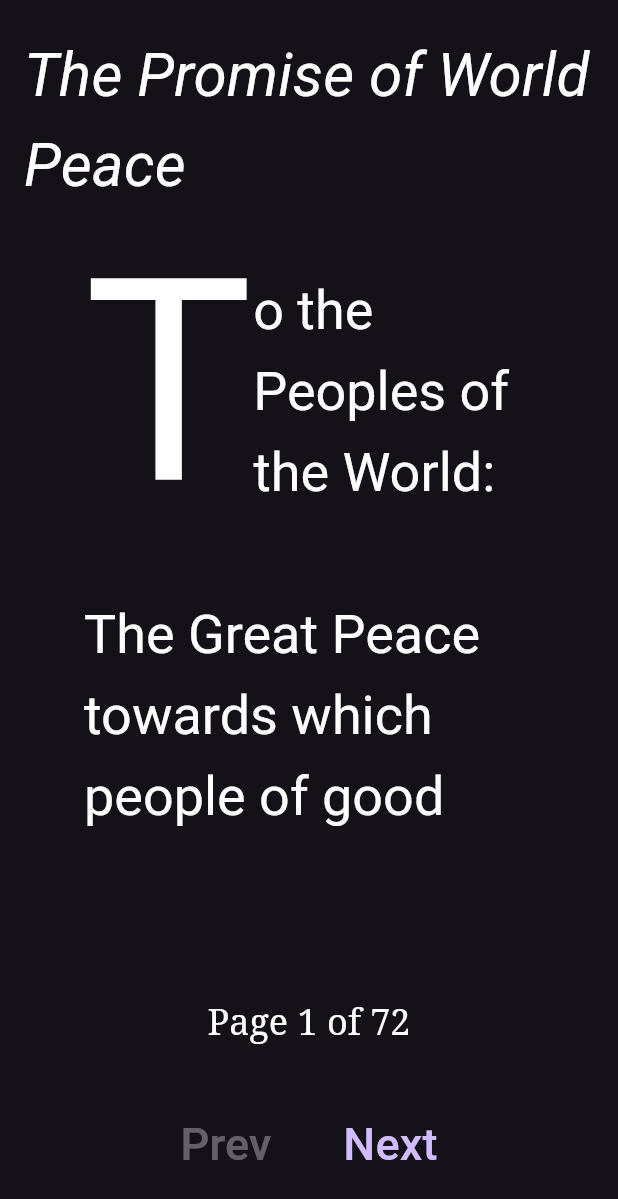
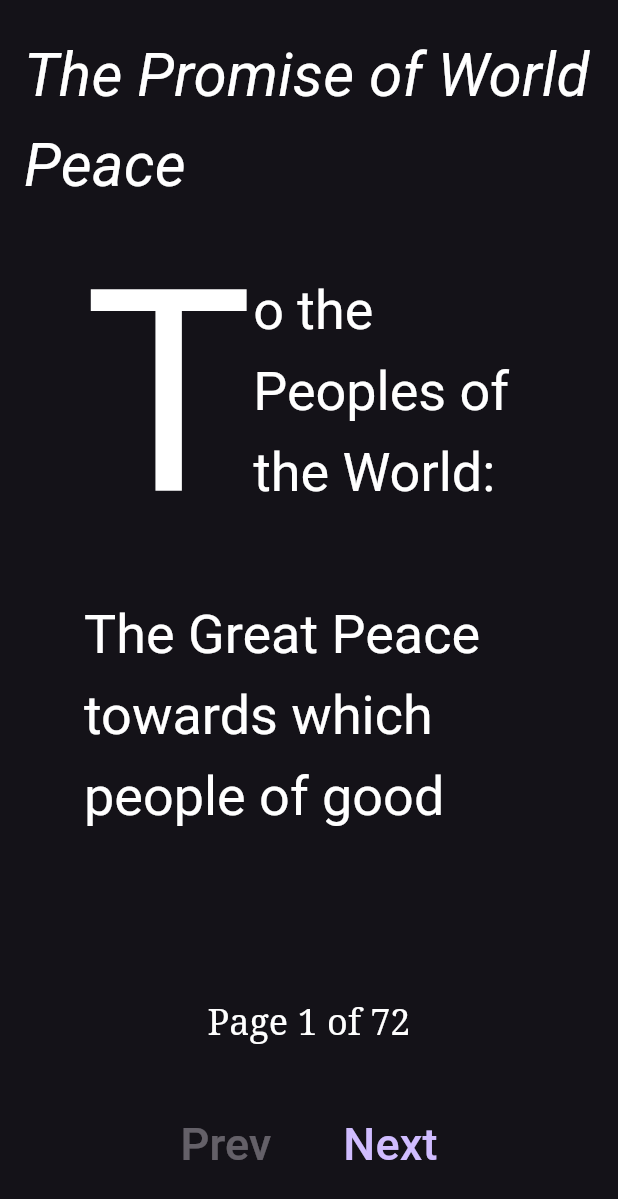
Before and after one commit to dra11y/paginated_text, a Flutter app: the screen it shows after launch, on a phone screen of 412 x 824 dp. Shown: the top 1199 px of the screen. Run offline on Flutter 3.47's test engine with Material 3 defaults, Android fonts, the phone set to English and light mode, and no system bars; our stand-ins replace google_fonts; Roboto replaces fonts that are missing (Bellefair).

Commit message:
v0.3.3 FIX: Apply `dropCapStyle` to drop cap, and fix alignment issues when `dropCapStyle` is specified.

```diff
--- a/lib/src/models/paginate_data.dart
+++ b/lib/src/models/paginate_data.dart
@@ -46,6 +46,9 @@ class PaginateData {
   /// The style, if different than `style`, for the drop cap.
   final TextStyle? dropCapStyle;
 
+  /// Extra padding to add around drop cap letter.
+  final EdgeInsets dropCapPadding;
+
   /// Attempts to split pages at the specified point.
   /// Falls back to the next lower `PageBreakType` if not found within `breakLines`
   /// of the last visible line of the page.
@@ -79,6 +82,7 @@ class PaginateData {
     required this.style,
     required this.dropCapLines,
     this.dropCapStyle,
+    this.dropCapPadding = EdgeInsets.zero,
     this.pageBreakType = PageBreakType.paragraph,
     this.hardPageBreak = r'<page>',
     this.breakLines = 1,
--- a/lib/src/widgets/drop_cap_text.dart
+++ b/lib/src/widgets/drop_cap_text.dart
@@ -3,6 +3,7 @@ import 'dart:math';
 import 'dart:ui';
 
 import 'package:flutter/material.dart';
+import 'package:flutter/widgets.dart';
 import 'package:paginated_text/src/utils/get_cap_font_size.dart';
 
 import '../constants.dart';
@@ -119,8 +120,11 @@ class DropCapText extends StatefulWidget {
 class _DropCapTextState extends State<DropCapText> {
   @override
   Widget build(BuildContext context) {
-    TextStyle textStyle =
+    final TextStyle textStyle =
         DefaultTextStyle.of(context).style.merge(widget.style);
+    final TextStyle dropCapStyle = DefaultTextStyle.of(context)
+        .style
+        .merge(widget.dropCapStyle ?? widget.style);
 
     if (widget.data == '') return Text(widget.data, style: textStyle);
 
@@ -139,11 +143,9 @@ class _DropCapTextState extends State<DropCapText> {
     final fontSize = textStyle.fontSize ?? 14.0;
     final height = textStyle.height ?? 1.0;
 
-    final capFontFamily =
-        widget.dropCapStyle?.fontFamily ?? textStyle.fontFamily;
-    final capFontWeight =
-        widget.dropCapStyle?.fontWeight ?? textStyle.fontWeight;
-    final capFontStyle = widget.dropCapStyle?.fontStyle ?? textStyle.fontStyle;
+    final capFontFamily = dropCapStyle.fontFamily ?? textStyle.fontFamily;
+    final capFontWeight = dropCapStyle.fontWeight ?? textStyle.fontWeight;
+    final capFontStyle = dropCapStyle.fontStyle ?? textStyle.fontStyle;
 
     final [textLetterHeightRatio, capLetterHeightRatio] =
         _getOrComputeLetterHeightRatios([
@@ -159,16 +161,10 @@ class _DropCapTextState extends State<DropCapText> {
       capLetterHeightRatio: capLetterHeightRatio,
     );
 
-    TextStyle capStyle = TextStyle(
-      color: textStyle.color,
+    final TextStyle capStyle = dropCapStyle.copyWith(
       fontSize: wantedCapFontSize,
-      fontFamily: textStyle.fontFamily,
-      fontWeight: textStyle.fontWeight,
-      fontStyle: textStyle.fontStyle,
       height: 1.0,
-    ).merge(widget.dropCapStyle).copyWith(
-          fontSize: wantedCapFontSize,
-        );
+    );
 
     double capWidth = 0, capHeight = 0;
 
@@ -302,21 +298,23 @@ class _DropCapTextState extends State<DropCapText> {
                       //     : (widget.textDirection == TextDirection.ltr
                       //         ? TextDirection.rtl
                       //         : TextDirection.ltr),
-                      crossAxisAlignment: CrossAxisAlignment.end,
+                      // crossAxisAlignment: CrossAxisAlignment.end,
+                      crossAxisAlignment: CrossAxisAlignment.start,
                       // textBaseline: TextBaseline.alphabetic,
                       children: <Widget>[
                         widget.dropCap ??
                             SizedOverflowBox(
-                              alignment: Alignment.bottomLeft,
+                              // alignment: Alignment.bottomLeft,
+                              alignment: Alignment.topLeft,
                               size: Size(capWidth, 0),
                               child: Container(
                                 clipBehavior: Clip.none,
                                 width: capWidth,
-                                height: capHeight,
+                                height:
+                                    capHeight + (textBaseline - capBaseline),
                                 transform: Transform.translate(
-                                        offset: Offset(
-                                            0, textBaseline - capBaseline))
-                                    .transform,
+                                  offset: Offset(0, textBaseline - capBaseline),
+                                ).transform,
                                 decoration: debug
                                     ? BoxDecoration(
                                         border: Border.all(
@@ -333,6 +331,7 @@ class _DropCapTextState extends State<DropCapText> {
                                     text: dropCapStr,
                                     style: capStyle,
                                   ),
+                                  overflow: TextOverflow.visible,
                                   textDirection: widget.textDirection,
                                   textAlign: widget.textAlign,
                                   maxLines: 1,
--- a/lib/src/widgets/paginated_text.dart
+++ b/lib/src/widgets/paginated_text.dart
@@ -43,6 +43,7 @@ class PaginatedText extends StatelessWidget {
             parseInlineMarkdown: controller.paginateData.parseInlineMarkdown,
             style: controller.paginateData.style,
             dropCapStyle: controller.paginateData.dropCapStyle,
+            dropCapPadding: controller.paginateData.dropCapPadding,
             dropCapChars: currentPage.pageIndex == 0 ? 1 : 0,
             capLines: controller.paginateData.dropCapLines,
             textScaler: controller.paginateData.textScaler,
--- a/pubspec.yaml
+++ b/pubspec.yaml
@@ -1,6 +1,6 @@
 name: paginated_text
 description: "Takes a block of text, auto-paginates it based on the layout size, and optionally: adds an auto-sized drop cap on the first page and/or parses inline markdown."
-version: 0.3.2
+version: 0.3.3
 repository: https://github.com/dra11y/paginated_text.git
 
 environment:
```
Also changed, not shown: 1 other file.
